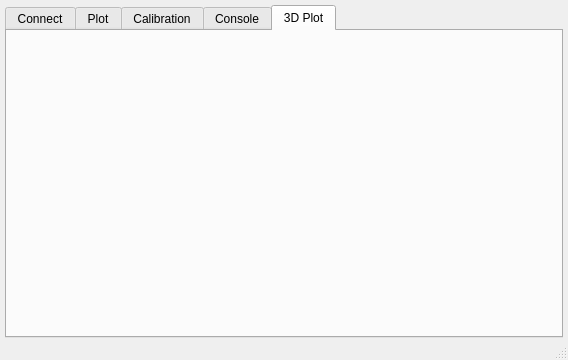
Above: tinyos-2.x/trunk/support/cpp/TestShimmer/src/MainWindow.ui from baharev/szte-wsn-code before the change. Below: the same form after it.
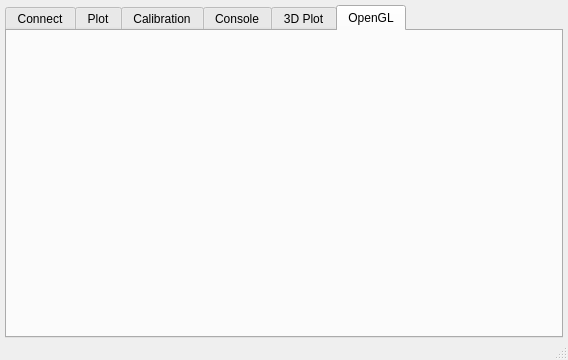
That is the form after the change. Icons and pictures are not drawn.

Diff of the .ui file:
```diff
--- a/tinyos-2.x/trunk/support/cpp/TestShimmer/src/MainWindow.ui
+++ b/tinyos-2.x/trunk/support/cpp/TestShimmer/src/MainWindow.ui
@@ -35,7 +35,7 @@
     <item>
      <widget class="QTabWidget" name="tabWidget">
       <property name="currentIndex">
-       <number>4</number>
+       <number>5</number>
       </property>
       <widget class="QWidget" name="connectTab">
        <attribute name="title">
@@ -82,6 +82,12 @@
        </attribute>
        <layout class="QVBoxLayout" name="verticalLayout_5"/>
       </widget>
+      <widget class="QWidget" name="openglTab">
+       <attribute name="title">
+        <string>OpenGL</string>
+       </attribute>
+       <layout class="QVBoxLayout" name="verticalLayout_6"/>
+      </widget>
      </widget>
     </item>
    </layout>
```
